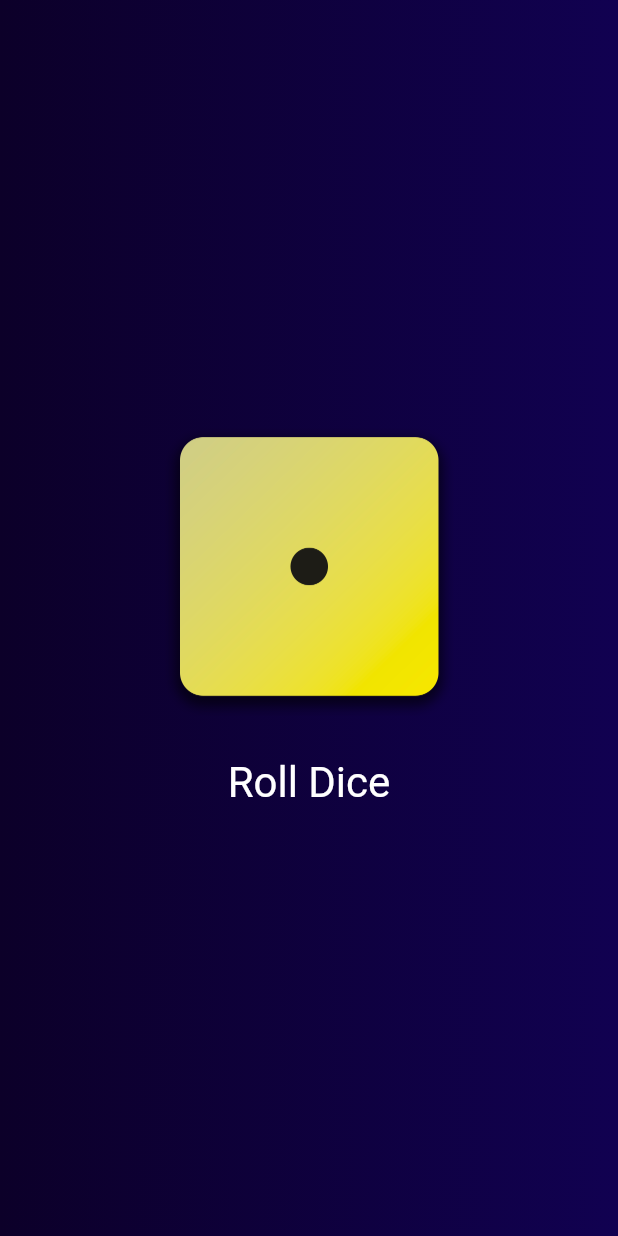
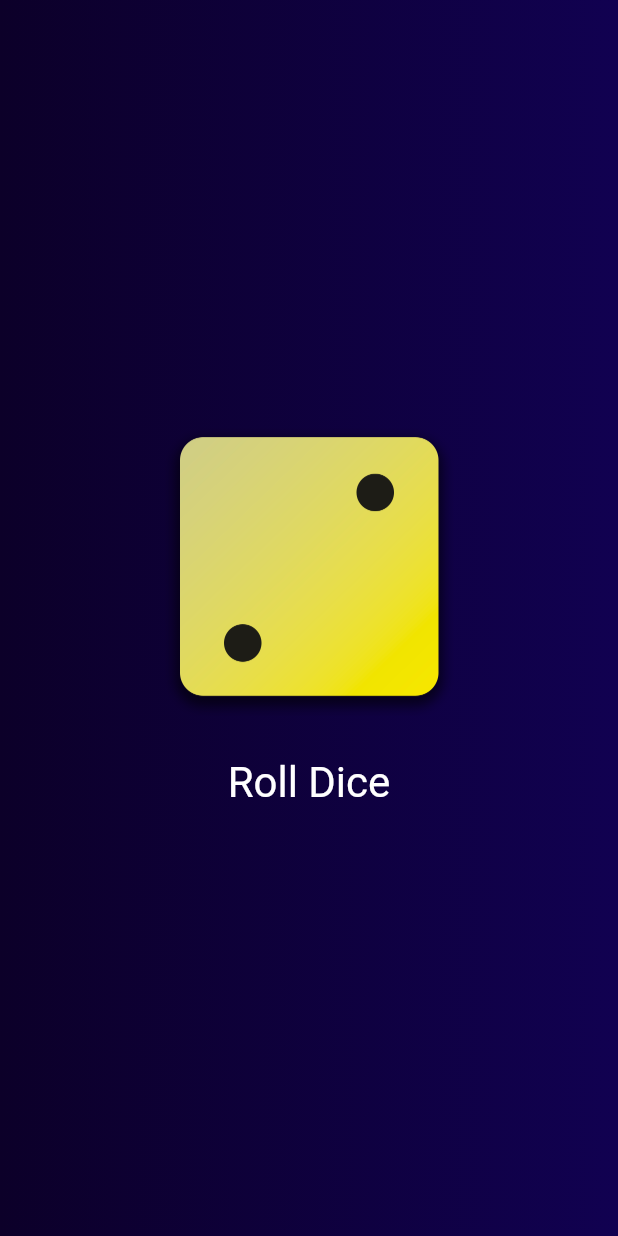
Before and after one commit to mahatabibek/roll_dice, a Flutter app: the screen it shows after launch, after a tap on "Roll Dice", on a phone screen of 412 x 824 dp. Run offline on Flutter 3.47's test engine with Material 3 defaults, Android fonts, the phone set to English and light mode, and no system bars.

Commit message:
created rollerclass file & states

```diff
--- /dev/null
+++ b/lib/dice_roller.dart
@@ -0,0 +1,45 @@
+import 'package:flutter/material.dart';
+
+class DiceRoller extends StatefulWidget {
+  const DiceRoller({super.key});
+
+  @override
+  State<DiceRoller> createState() {
+    return _DiceRollerState();
+  }
+}
+
+class _DiceRollerState extends State<DiceRoller> {
+  var activeDiceImage = 'assets/images/dice-1.png';
+
+  void rollDice() {
+    setState(() {
+      activeDiceImage = 'assets/images/dice-2.png';
+    });
+  }
+
+  @override
+  Widget build(context) {
+    return Column(
+      mainAxisSize: MainAxisSize.min,
+      children: [
+        Image.asset(
+          activeDiceImage,
+          width: 200,
+        ),
+        const SizedBox(height: 20),
+        TextButton(
+          onPressed: rollDice,
+          style: TextButton.styleFrom(
+            //padding: const EdgeInsets.only(
+            //  top: 20,
+            //),
+            foregroundColor: Colors.white,
+            textStyle: const TextStyle(fontSize: 28),
+          ),
+          child: const Text("Roll Dice"),
+        ),
+      ],
+    );
+  }
+}
--- a/lib/gradient_container.dart
+++ b/lib/gradient_container.dart
@@ -1,10 +1,10 @@
 import 'package:flutter/material.dart';
+import 'package:roll_dice/dice_roller.dart';
 
 class GradientContainer extends StatelessWidget {
   const GradientContainer({super.key, required this.colors});
 
   final List<Color> colors;
-  void rollDice() {}
 
   @override
   Widget build(context) {
@@ -14,28 +14,8 @@ class GradientContainer extends StatelessWidget {
           colors: colors,
         ),
       ),
-      child: Center(
-        child: Column(
-          mainAxisSize: MainAxisSize.min,
-          children: [
-            Image.asset(
-              'assets/images/dice-1.png',
-              width: 200,
-            ),
-            const SizedBox(height: 20),
-            TextButton(
-              onPressed: rollDice,
-              style: TextButton.styleFrom(
-                //padding: const EdgeInsets.only(
-                //  top: 20,
-                //),
-                foregroundColor: Colors.white,
-                textStyle: const TextStyle(fontSize: 28),
-              ),
-              child: const Text("Roll Dice"),
-            ),
-          ],
-        ),
+      child: const Center(
+        child: DiceRoller(),
       ),
     );
   }
```
